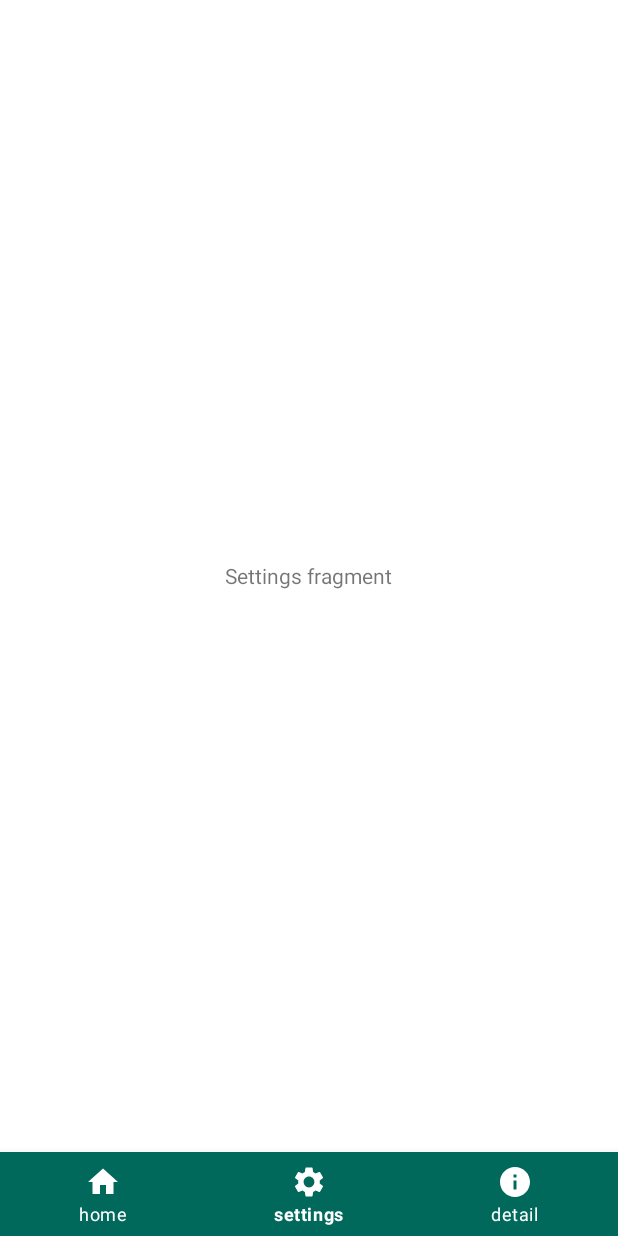
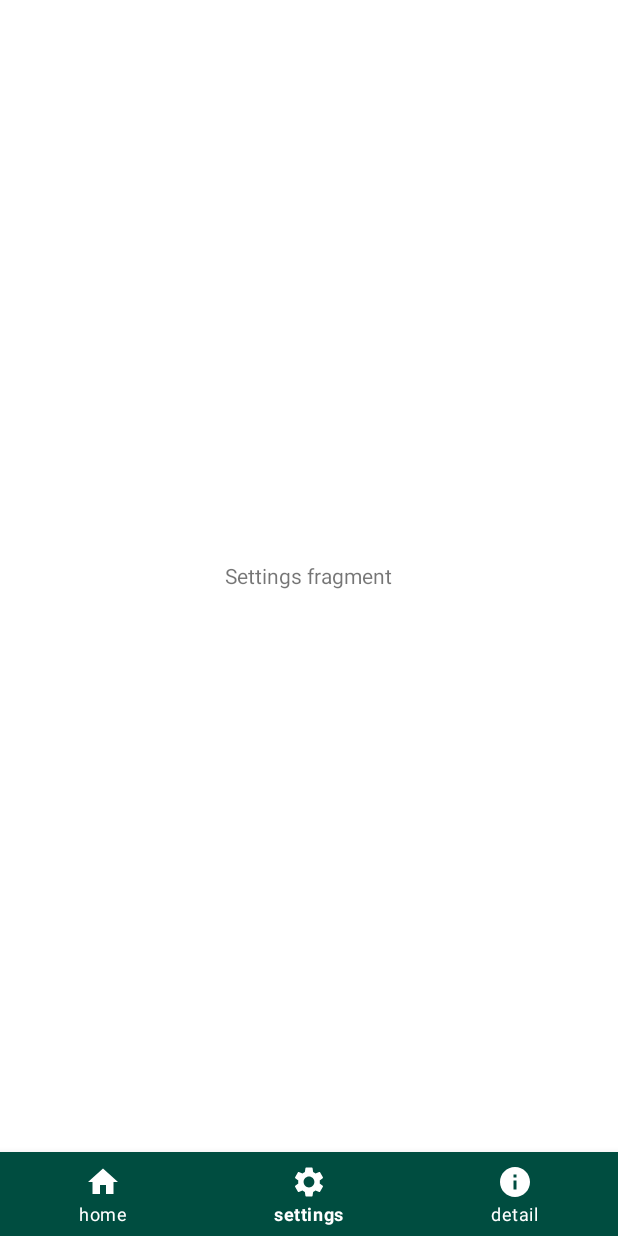
Before and after one commit to TimCanMakeAll/Weather_Observer, an Android app: the screen it shows after launch (MainActivity), item 2 of the bottom bar chosen, on a phone screen of 412 x 824 dp. Run offline under Robolectric (Android 15) with nearby library versions, the phone set to English and light mode, and no system bars.

Commit message:
start settings fragment filling, creating some colors for themes

```diff
--- a/app/src/main/java/com/tim/weatherobserver/MainActivity.kt
+++ b/app/src/main/java/com/tim/weatherobserver/MainActivity.kt
@@ -13,8 +13,8 @@ class MainActivity : AppCompatActivity() {
         super.onCreate(savedInstanceState)
         setContentView(R.layout.activity_main)
 
-        var homeFragment = HomeFragment()
         val settingsFragment = SettingsFragment()
+        val homeFragment = HomeFragment()
         val detailsFragment = DetailsFragment()
 
         makeCurrentFragment(settingsFragment)
@@ -26,8 +26,8 @@ class MainActivity : AppCompatActivity() {
         bottomNavigation.setOnItemSelectedListener{
             when(it.itemId){
 
+                R.id.ic_settings -> makeCurrentFragment(settingsFragment)
                 R.id.ic_home -> makeCurrentFragment(homeFragment)
-                R.id.ic_settings -> makeCurrentFragment(settingsFragment)
                 R.id.ic_detail -> makeCurrentFragment(detailsFragment)
             }
             true
@@ -39,7 +39,6 @@ class MainActivity : AppCompatActivity() {
         supportFragmentManager.beginTransaction().apply {
 
             replace(R.id.fl_wrapper, fragment)
-
             commit()
         }
     }
--- /dev/null
+++ b/app/src/main/res/drawable/card_view_day_mode_home.xml
@@ -0,0 +1,6 @@
+<?xml version="1.0" encoding="utf-8"?>
+<shape xmlns:android="http://schemas.android.com/apk/res/android">
+
+    <solid android:color="@color/day_mode_bg_color_home"/>
+    <corners android:radius="15dp"/>
+</shape>
--- /dev/null
+++ b/app/src/main/res/drawable/card_view_night_mode_home.xml
@@ -0,0 +1,6 @@
+<?xml version="1.0" encoding="utf-8"?>
+<shape xmlns:android="http://schemas.android.com/apk/res/android">
+
+    <solid android:color="@color/night_mode_bg_color_home"/>
+    <corners android:radius="10dp"/>
+</shape>
--- /dev/null
+++ b/app/src/main/res/drawable/ic_baseline_nights_stay_24.xml
@@ -0,0 +1,6 @@
+<vector android:height="24dp" android:tint="@color/white"
+    android:viewportHeight="24" android:viewportWidth="24"
+    android:width="24dp" xmlns:android="http://schemas.android.com/apk/res/android">
+    <path android:fillColor="@android:color/white" android:pathData="M11.1,12.08C8.77,7.57 10.6,3.6 11.63,2.01C6.27,2.2 1.98,6.59 1.98,12c0,0.14 0.02,0.28 0.02,0.42C2.62,12.15 3.29,12 4,12c1.66,0 3.18,0.83 4.1,2.15C9.77,14.63 11,16.17 11,18c0,1.52 -0.87,2.83 -2.12,3.51c0.98,0.32 2.03,0.5 3.11,0.5c3.5,0 6.58,-1.8 8.37,-4.52C18,17.72 13.38,16.52 11.1,12.08z"/>
+    <path android:fillColor="@android:color/white" android:pathData="M7,16l-0.18,0C6.4,14.84 5.3,14 4,14c-1.66,0 -3,1.34 -3,3s1.34,3 3,3c0.62,0 2.49,0 3,0c1.1,0 2,-0.9 2,-2C9,16.9 8.1,16 7,16z"/>
+</vector>
--- a/app/src/main/res/drawable/ic_baseline_settings_24.xml
+++ b/app/src/main/res/drawable/ic_baseline_settings_24.xml
@@ -1,4 +1,4 @@
-<vector android:height="24dp" android:tint="#000000"
+<vector android:height="24dp" android:tint="#FFFFFF"
     android:viewportHeight="24" android:viewportWidth="24"
     android:width="24dp" xmlns:android="http://schemas.android.com/apk/res/android">
     <path android:fillColor="@android:color/white" android:pathData="M19.14,12.94c0.04,-0.3 0.06,-0.61 0.06,-0.94c0,-0.32 -0.02,-0.64 -0.07,-0.94l2.03,-1.58c0.18,-0.14 0.23,-0.41 0.12,-0.61l-1.92,-3.32c-0.12,-0.22 -0.37,-0.29 -0.59,-0.22l-2.39,0.96c-0.5,-0.38 -1.03,-0.7 -1.62,-0.94L14.4,2.81c-0.04,-0.24 -0.24,-0.41 -0.48,-0.41h-3.84c-0.24,0 -0.43,0.17 -0.47,0.41L9.25,5.35C8.66,5.59 8.12,5.92 7.63,6.29L5.24,5.33c-0.22,-0.08 -0.47,0 -0.59,0.22L2.74,8.87C2.62,9.08 2.66,9.34 2.86,9.48l2.03,1.58C4.84,11.36 4.8,11.69 4.8,12s0.02,0.64 0.07,0.94l-2.03,1.58c-0.18,0.14 -0.23,0.41 -0.12,0.61l1.92,3.32c0.12,0.22 0.37,0.29 0.59,0.22l2.39,-0.96c0.5,0.38 1.03,0.7 1.62,0.94l0.36,2.54c0.05,0.24 0.24,0.41 0.48,0.41h3.84c0.24,0 0.44,-0.17 0.47,-0.41l0.36,-2.54c0.59,-0.24 1.13,-0.56 1.62,-0.94l2.39,0.96c0.22,0.08 0.47,0 0.59,-0.22l1.92,-3.32c0.12,-0.22 0.07,-0.47 -0.12,-0.61L19.14,12.94zM12,15.6c-1.98,0 -3.6,-1.62 -3.6,-3.6s1.62,-3.6 3.6,-3.6s3.6,1.62 3.6,3.6S13.98,15.6 12,15.6z"/>
--- /dev/null
+++ b/app/src/main/res/drawable/ic_baseline_wb_sunny_24.xml
@@ -0,0 +1,5 @@
+<vector android:height="24dp" android:tint="@color/white"
+    android:viewportHeight="24" android:viewportWidth="24"
+    android:width="24dp" xmlns:android="http://schemas.android.com/apk/res/android">
+    <path android:fillColor="@android:color/white" android:pathData="M6.76,4.84l-1.8,-1.79 -1.41,1.41 1.79,1.79 1.42,-1.41zM4,10.5L1,10.5v2h3v-2zM13,0.55h-2L11,3.5h2L13,0.55zM20.45,4.46l-1.41,-1.41 -1.79,1.79 1.41,1.41 1.79,-1.79zM17.24,18.16l1.79,1.8 1.41,-1.41 -1.8,-1.79 -1.4,1.4zM20,10.5v2h3v-2h-3zM12,5.5c-3.31,0 -6,2.69 -6,6s2.69,6 6,6 6,-2.69 6,-6 -2.69,-6 -6,-6zM11,22.45h2L13,19.5h-2v2.95zM3.55,18.54l1.41,1.41 1.79,-1.8 -1.41,-1.41 -1.79,1.8z"/>
+</vector>
--- a/app/src/main/res/values/strings.xml
+++ b/app/src/main/res/values/strings.xml
@@ -2,4 +2,10 @@
     <string name="app_name">Weather Observer</string>
     <!-- TODO: Remove or change this placeholder text -->
     <string name="hello_blank_fragment">Hello blank fragment</string>
+    <string name="start_customize_your_app">Start customize your app )</string>
+    <string name="setup_your_location_and_application_theme">Setup your location and application theme:</string>
+    <string name="location_entering">Location entering:</string>
+    <string name="enter_or_choose_your_location">Enter or choose your location:</string>
+    <string name="choose_theme_of_your_app">Choose theme of your app:</string>
+    <string name="start_setup_application">Start setup application</string>
 </resources>
--- a/app/src/main/res/values/themes.xml
+++ b/app/src/main/res/values/themes.xml
@@ -10,7 +10,7 @@
         <item name="colorSecondaryVariant">@color/teal_700</item>
         <item name="colorOnSecondary">@color/black</item>
         <!-- Status bar color. -->
-        <item name="android:statusBarColor">#8000695C</item>
+        <item name="android:statusBarColor">@color/teal_800</item>
         <!-- Customize your theme here. -->
     </style>
 </resources>
```
Also changed, not shown: app/src/main/res/drawable/card_view_editing_fields.xml (added, +8 -0 lines), app/src/main/res/values/colors.xml (+8 -2 lines).
